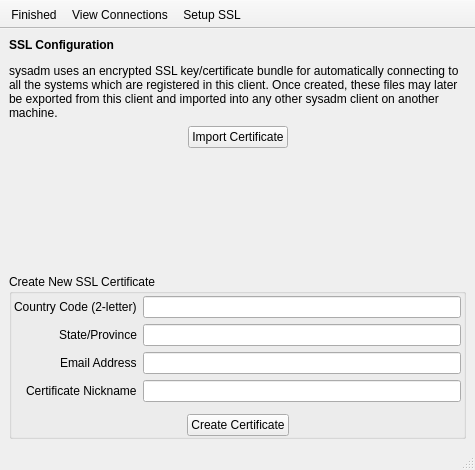
First picture: the form in src-qt5/gui_client/C_Manager.ui, repository trueos/sysadm-ui-qt, before the edit.
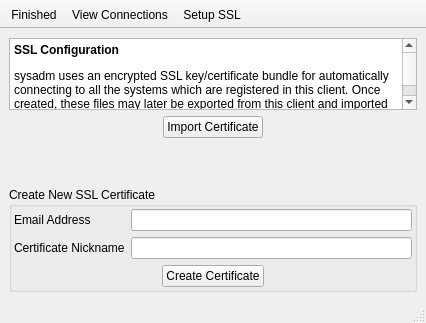
Second picture: the form after the edit. The open tabs and pages were chosen to show the change. Icons and pictures are not drawn.

Commit message: Make a number of small changes: 1) Remove the menu bar from the main UI, and replace the close menu option with a keyboard shortcut (Escape Key). 2) Remove the status bar from the settings dialog, and set the window title on it. 3) Remove the country/state options from the SSL cert generation section of the UI, and clean up the sizing of that dialog. 4) More small updates for the "generic" style.

```diff
--- a/src-qt5/gui_client/C_Manager.ui
+++ b/src-qt5/gui_client/C_Manager.ui
@@ -6,14 +6,14 @@
    <rect>
     <x>0</x>
     <y>0</y>
-    <width>475</width>
-    <height>470</height>
+    <width>426</width>
+    <height>323</height>
    </rect>
   </property>
   <property name="minimumSize">
    <size>
-    <width>475</width>
-    <height>470</height>
+    <width>300</width>
+    <height>300</height>
    </size>
   </property>
   <property name="windowTitle">
@@ -178,13 +178,30 @@
       <widget class="QWidget" name="page_ssl">
        <layout class="QVBoxLayout" name="verticalLayout_3">
         <item>
-         <widget class="QLabel" name="label">
-          <property name="text">
-           <string>&lt;html&gt;&lt;head/&gt;&lt;body&gt;&lt;p&gt;&lt;span style=&quot; font-weight:600;&quot;&gt;SSL Configuration&lt;/span&gt;&lt;/p&gt;&lt;p&gt;sysadm uses an encrypted SSL key/certificate bundle for automatically connecting to all the systems which are registered in this client. Once created, these files may later be exported from this client and imported into any other sysadm client on another machine.&lt;/p&gt;&lt;/body&gt;&lt;/html&gt;</string>
+         <widget class="QTextEdit" name="textEdit">
+          <property name="sizePolicy">
+           <sizepolicy hsizetype="Expanding" vsizetype="Preferred">
+            <horstretch>0</horstretch>
+            <verstretch>0</verstretch>
+           </sizepolicy>
           </property>
-          <property name="wordWrap">
+          <property name="sizeAdjustPolicy">
+           <enum>QAbstractScrollArea::AdjustToContents</enum>
+          </property>
+          <property name="undoRedoEnabled">
+           <bool>false</bool>
+          </property>
+          <property name="readOnly">
            <bool>true</bool>
           </property>
+          <property name="html">
+           <string>&lt;!DOCTYPE HTML PUBLIC &quot;-//W3C//DTD HTML 4.0//EN&quot; &quot;http://www.w3.org/TR/REC-html40/strict.dtd&quot;&gt;
+&lt;html&gt;&lt;head&gt;&lt;meta name=&quot;qrichtext&quot; content=&quot;1&quot; /&gt;&lt;style type=&quot;text/css&quot;&gt;
+p, li { white-space: pre-wrap; }
+&lt;/style&gt;&lt;/head&gt;&lt;body style=&quot; font-family:'Sans Serif'; font-size:9pt; font-weight:400; font-style:normal;&quot;&gt;
+&lt;p style=&quot; margin-top:12px; margin-bottom:12px; margin-left:0px; margin-right:0px; -qt-block-indent:0; text-indent:0px;&quot;&gt;&lt;span style=&quot; font-weight:600;&quot;&gt;SSL Configuration&lt;/span&gt;&lt;/p&gt;
+&lt;p style=&quot; margin-top:12px; margin-bottom:12px; margin-left:0px; margin-right:0px; -qt-block-indent:0; text-indent:0px;&quot;&gt;sysadm uses an encrypted SSL key/certificate bundle for automatically connecting to all the systems which are registered in this client. Once created, these files may later be exported from this client and imported into any other sysadm client on another machine.&lt;/p&gt;&lt;/body&gt;&lt;/html&gt;</string>
+          </property>
          </widget>
         </item>
         <item>
@@ -236,7 +253,7 @@
           <property name="sizeHint" stdset="0">
            <size>
             <width>20</width>
-            <height>40</height>
+            <height>0</height>
            </size>
           </property>
          </spacer>
@@ -259,9 +276,6 @@
            <string>Create New SSL Certificate</string>
           </property>
           <layout class="QFormLayout" name="formLayout">
-           <property name="labelAlignment">
-            <set>Qt::AlignRight|Qt::AlignTrailing|Qt::AlignVCenter</set>
-           </property>
            <property name="leftMargin">
             <number>2</number>
            </property>
@@ -272,62 +286,16 @@
             <number>2</number>
            </property>
            <property name="bottomMargin">
-            <number>0</number>
+            <number>2</number>
            </property>
-           <item row="3" column="0">
-            <widget class="QLabel" name="label_2">
-             <property name="text">
-              <string>Country Code (2-letter)</string>
-             </property>
-            </widget>
-           </item>
-           <item row="3" column="1">
-            <widget class="QLineEdit" name="line_cert_country">
-             <property name="inputMethodHints">
-              <set>Qt::ImhUppercaseOnly</set>
-             </property>
-             <property name="inputMask">
-              <string/>
-             </property>
-             <property name="text">
-              <string/>
-             </property>
-             <property name="maxLength">
-              <number>2</number>
-             </property>
-             <property name="cursorPosition">
-              <number>0</number>
-             </property>
-            </widget>
-           </item>
-           <item row="4" column="0">
-            <widget class="QLabel" name="label_3">
-             <property name="text">
-              <string>State/Province</string>
-             </property>
-            </widget>
-           </item>
-           <item row="4" column="1">
-            <widget class="QLineEdit" name="line_cert_state">
-             <property name="inputMethodHints">
-              <set>Qt::ImhLowercaseOnly|Qt::ImhUppercaseOnly</set>
-             </property>
-             <property name="inputMask">
-              <string notr="true"/>
-             </property>
-             <property name="text">
-              <string/>
-             </property>
-            </widget>
-           </item>
-           <item row="5" column="0">
+           <item row="0" column="0">
             <widget class="QLabel" name="label_4">
              <property name="text">
               <string>Email Address</string>
              </property>
             </widget>
            </item>
-           <item row="5" column="1">
+           <item row="0" column="1">
             <widget class="QLineEdit" name="line_cert_email">
              <property name="inputMethodHints">
               <set>Qt::ImhEmailCharactersOnly</set>
@@ -337,14 +305,14 @@
              </property>
             </widget>
            </item>
-           <item row="6" column="0">
+           <item row="1" column="0">
             <widget class="QLabel" name="label_5">
              <property name="text">
               <string>Certificate Nickname</string>
              </property>
             </widget>
            </item>
-           <item row="6" column="1">
+           <item row="1" column="1">
             <widget class="QLineEdit" name="line_cert_nick">
              <property name="inputMethodHints">
               <set>Qt::ImhDigitsOnly|Qt::ImhLowercaseOnly|Qt::ImhUppercaseOnly</set>
@@ -357,20 +325,7 @@
              </property>
             </widget>
            </item>
-           <item row="7" column="0">
-            <spacer name="verticalSpacer_2">
-             <property name="orientation">
-              <enum>Qt::Vertical</enum>
-             </property>
-             <property name="sizeHint" stdset="0">
-              <size>
-               <width>20</width>
-               <height>0</height>
-              </size>
-             </property>
-            </spacer>
-           </item>
-           <item row="8" column="0" colspan="2">
+           <item row="2" column="0" colspan="2">
             <layout class="QHBoxLayout" name="horizontalLayout">
              <item>
               <spacer name="horizontalSpacer">
```
Left out of the diff: 4 changed lines with no effect on the pictures. The commit also changes 8 other files.
